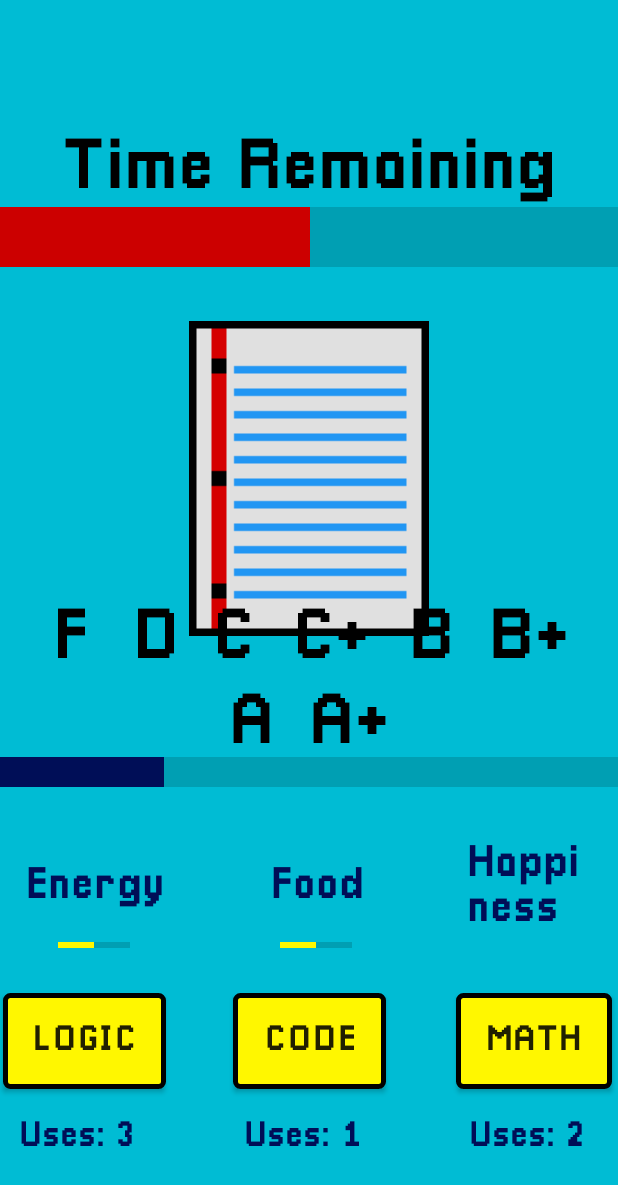
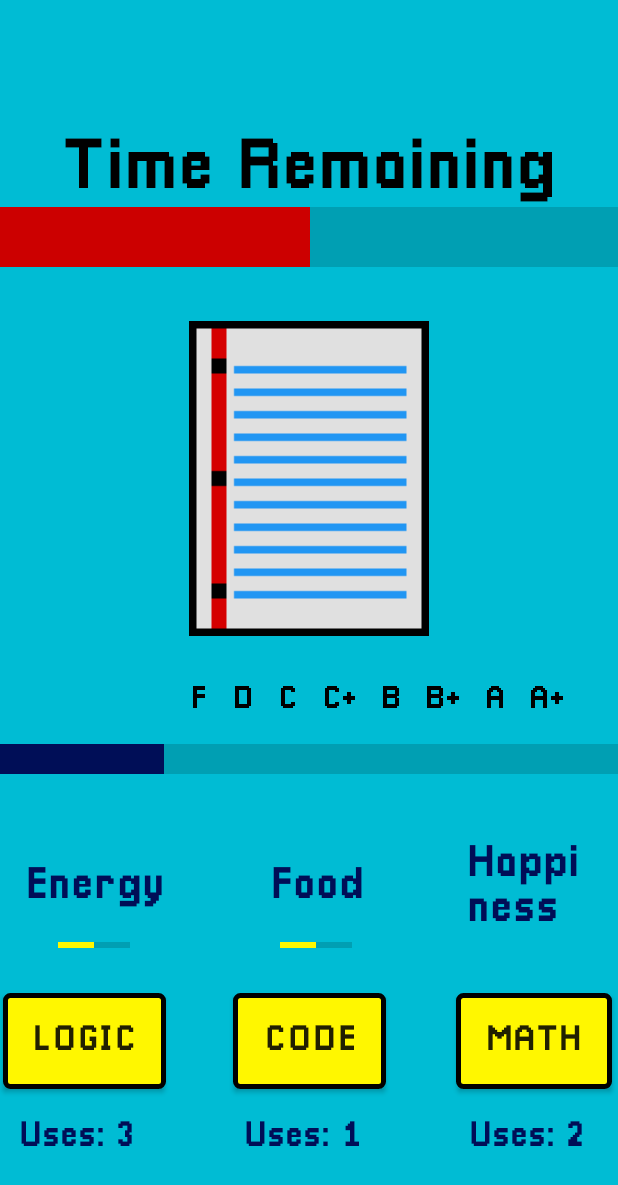
Before and after one commit to tuanngo1001/idk-6, an Android app: the CombatActivity screen opened directly, with no data from a screen before it, on a phone screen of 412 x 824 dp. Shown: the top 1185 px of the screen. Run offline under Robolectric (Android 15) with nearby library versions, the light colour scheme and no system bars.

Commit message:
Update combat.xml

```diff
--- a/CSExperience/app/src/main/res/layout/combat.xml
+++ b/CSExperience/app/src/main/res/layout/combat.xml
@@ -109,41 +109,159 @@
         app:layout_constraintVertical_bias="0.24000001"
         app:srcCompat="@drawable/exam" />
 
-    <TextView
-        android:id="@+id/gradeText"
+    <LinearLayout
         android:layout_width="wrap_content"
         android:layout_height="wrap_content"
         android:layout_marginStart="8dp"
         android:layout_marginTop="8dp"
         android:layout_marginEnd="8dp"
         android:layout_marginBottom="8dp"
-        android:fontFamily="@font/pixellari"
-        android:gravity="top|center"
-        android:text="F\t\tD\t\tC\t\tC+\t\tB\t\tB+\t\tA\t\tA+"
-        android:textColor="@color/colorAccent"
-        android:textSize="48sp"
+        android:orientation="horizontal"
         app:layout_constraintBottom_toTopOf="@+id/progressBarGrade"
         app:layout_constraintEnd_toEndOf="parent"
+        app:layout_constraintHorizontal_bias="0.85"
         app:layout_constraintStart_toStartOf="parent"
         app:layout_constraintTop_toBottomOf="@+id/examImage"
-        app:layout_constraintVertical_bias="0.74" />
+        app:layout_constraintVertical_bias="1.0">
+
+        <TextView
+            android:id="@+id/gradeText"
+            android:layout_width="wrap_content"
+            android:layout_height="wrap_content"
+            android:layout_marginStart="8dp"
+            android:layout_marginTop="8dp"
+            android:layout_marginEnd="8dp"
+            android:layout_marginBottom="8dp"
+            android:fontFamily="@font/pixellari"
+            android:gravity="top|center"
+            android:text="F"
+            android:textColor="@color/colorAccent"
+            android:textSize="21sp" />
+
+        <TextView
+            android:id="@+id/gradeText2"
+            android:layout_width="wrap_content"
+            android:layout_height="wrap_content"
+            android:layout_marginStart="8dp"
+            android:layout_marginTop="8dp"
+            android:layout_marginEnd="8dp"
+            android:layout_marginBottom="8dp"
+            android:layout_weight="1"
+            android:fontFamily="@font/pixellari"
+            android:gravity="top|center"
+            android:text="D"
+            android:textColor="@color/colorAccent"
+            android:textSize="21sp" />
+
+        <TextView
+            android:id="@+id/gradeText3"
+            android:layout_width="wrap_content"
+            android:layout_height="wrap_content"
+            android:layout_marginStart="8dp"
+            android:layout_marginTop="8dp"
+            android:layout_marginEnd="8dp"
+            android:layout_marginBottom="8dp"
+            android:layout_weight="1"
+            android:fontFamily="@font/pixellari"
+            android:gravity="top|center"
+            android:text="C"
+            android:textColor="@color/colorAccent"
+            android:textSize="21sp" />
+
+        <TextView
+            android:id="@+id/gradeText4"
+            android:layout_width="wrap_content"
+            android:layout_height="wrap_content"
+            android:layout_marginStart="8dp"
+            android:layout_marginTop="8dp"
+            android:layout_marginEnd="8dp"
+            android:layout_marginBottom="8dp"
+            android:layout_weight="1"
+            android:fontFamily="@font/pixellari"
+            android:gravity="top|center"
+            android:text="C+"
+            android:textColor="@color/colorAccent"
+            android:textSize="21sp" />
+
+        <TextView
+            android:id="@+id/gradeText5"
+            android:layout_width="wrap_content"
+            android:layout_height="wrap_content"
+            android:layout_marginStart="8dp"
+            android:layout_marginTop="8dp"
+            android:layout_marginEnd="8dp"
+            android:layout_marginBottom="8dp"
+            android:layout_weight="1"
+            android:fontFamily="@font/pixellari"
+            android:gravity="top|center"
+            android:text="B"
+            android:textColor="@color/colorAccent"
+            android:textSize="21sp" />
+
+        <TextView
+            android:id="@+id/gradeText6"
+            android:layout_width="wrap_content"
+            android:layout_height="wrap_content"
+            android:layout_marginStart="8dp"
+            android:layout_marginTop="8dp"
+            android:layout_marginEnd="8dp"
+            android:layout_marginBottom="8dp"
+            android:layout_weight="1"
+            android:fontFamily="@font/pixellari"
+            android:gravity="top|center"
+            android:text="B+"
+            android:textColor="@color/colorAccent"
+            android:textSize="21sp" />
+
+        <TextView
+            android:id="@+id/gradeText7"
+            android:layout_width="wrap_content"
+            android:layout_height="wrap_content"
+            android:layout_marginStart="8dp"
+            android:layout_marginTop="8dp"
+            android:layout_marginEnd="8dp"
+            android:layout_marginBottom="8dp"
+            android:layout_weight="1"
+            android:fontFamily="@font/pixellari"
+            android:gravity="top|center"
+            android:text="A"
+            android:textColor="@color/colorAccent"
+            android:textSize="21sp" />
+
+        <TextView
+            android:id="@+id/gradeText8"
+            android:layout_width="wrap_content"
+            android:layout_height="wrap_content"
+            android:layout_marginStart="8dp"
+            android:layout_marginTop="8dp"
+            android:layout_marginEnd="8dp"
+            android:layout_marginBottom="8dp"
+            android:layout_weight="1"
+            android:fontFamily="@font/pixellari"
+            android:gravity="top|center"
+            android:text="A+"
+            android:textColor="@color/colorAccent"
+            android:textSize="21sp" />
+    </LinearLayout>
 
     <ProgressBar
         android:id="@+id/progressBarGrade"
         style="?android:attr/progressBarStyleHorizontal"
         android:layout_width="489dp"
         android:layout_height="25dp"
+        android:layout_marginStart="8dp"
         android:layout_marginTop="8dp"
+        android:layout_marginEnd="8dp"
         android:layout_marginBottom="8dp"
         android:progress="30"
         android:progressTint="@color/colorPrimaryDark"
         android:scaleY="5"
         android:scrollbarSize="5dp"
         app:layout_constraintBottom_toTopOf="@+id/linearLayout4"
-        app:layout_constraintEnd_toEndOf="@+id/gradeText"
-        app:layout_constraintStart_toStartOf="@+id/gradeText"
+        app:layout_constraintEnd_toEndOf="parent"
+        app:layout_constraintStart_toStartOf="parent"
         app:layout_constraintTop_toBottomOf="@+id/examImage"
-        app:layout_constraintVertical_bias="0.87" />
+        app:layout_constraintVertical_bias="0.757" />
 
     <LinearLayout
         android:id="@+id/linearLayout4"
```
